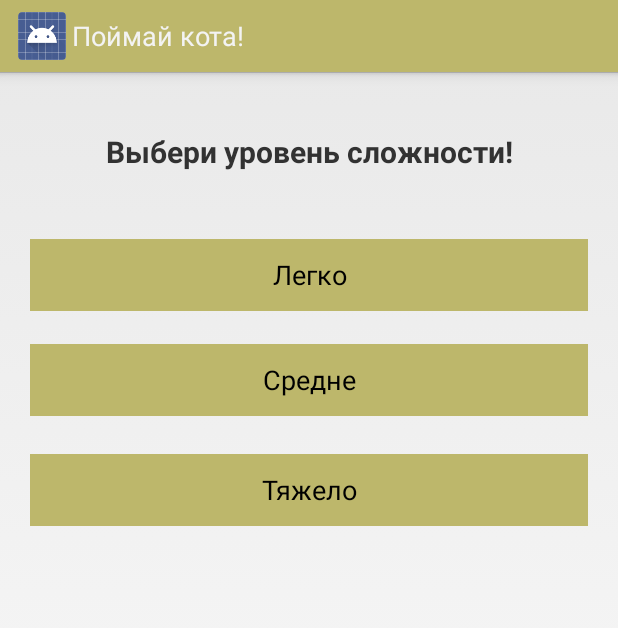
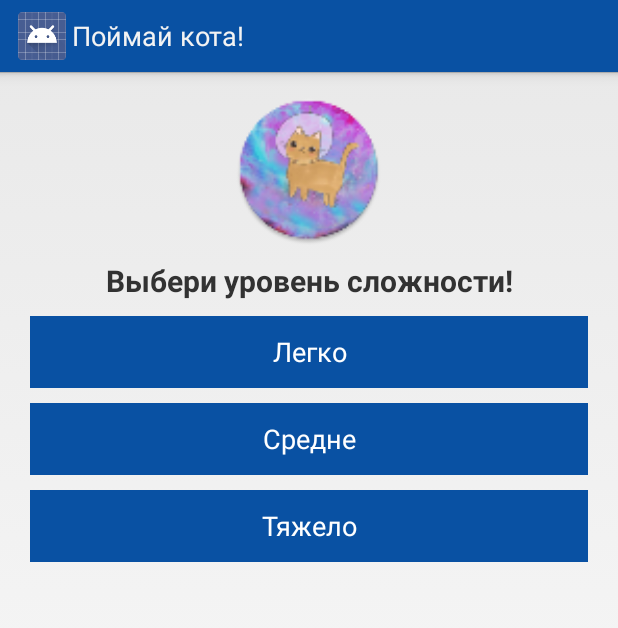
Before and after one commit to arepina/cat, an Android app: the screen it shows after launch (DifficultiesActivity), on a phone screen of 412 x 824 dp. Shown: the top 628 px of the screen. Run offline under Robolectric (Android 15) with nearby library versions, the phone set to English and light mode, and no system bars.

Commit message:
Changed the colors

```diff
--- a/app/src/main/java/com/company/circlethecat/Board.java
+++ b/app/src/main/java/com/company/circlethecat/Board.java
@@ -221,7 +221,7 @@ public class Board extends SurfaceView {
         Paint paint = new Paint();
         paint.setStyle(Paint.Style.FILL);
         if (isSelected) {
-            paint.setColor(Color.rgb(255, 255, 255));
+            paint.setColor(Color.WHITE);
             canvas.drawCircle(centreX, centreY, rectBoundSize / 2, paint);
             Bitmap b = BitmapFactory.decodeResource(getResources(), R.drawable.fire);
             Bitmap resizedBitmap = Bitmap.createScaledBitmap(b, (int)rectBoundSize, (int)rectBoundSize, false);
@@ -229,7 +229,7 @@ public class Board extends SurfaceView {
             canvas.drawBitmap(resizedBitmap, centreX - rectBoundSize / 2, centreY - rectBoundSize / 2 , null);
         } else {
             //todo
-            paint.setColor(Color.rgb(249, 239, 189));
+            paint.setColor(getResources().getColor(R.color.dot_color));
             canvas.drawCircle(centreX, centreY, rectBoundSize / 2, paint);
         }
 
--- a/app/src/main/res/layout/activity_difficulties.xml
+++ b/app/src/main/res/layout/activity_difficulties.xml
@@ -12,16 +12,15 @@
         android:id="@+id/easy"
         android:layout_width="wrap_content"
         android:layout_height="wrap_content"
-        android:layout_alignParentEnd="true"
-        android:layout_alignParentLeft="true"
-        android:layout_alignParentRight="true"
-        android:layout_alignParentStart="true"
-        android:layout_alignParentTop="true"
-        android:layout_marginLeft="10dp"
-        android:layout_marginRight="10dp"
-        android:layout_marginTop="111dp"
+        android:layout_alignEnd="@+id/medium"
+        android:layout_alignLeft="@+id/medium"
+        android:layout_alignRight="@+id/medium"
+        android:layout_alignStart="@+id/medium"
+        android:layout_below="@+id/textView"
+        android:layout_marginTop="10dp"
         android:background="@color/action_bar"
-        android:text="Легко" />
+        android:text="Легко"
+        android:textColor="#FFFFFF" />
 
     <Button
         android:id="@+id/medium"
@@ -34,9 +33,10 @@
         android:layout_below="@+id/easy"
         android:layout_marginLeft="10dp"
         android:layout_marginRight="10dp"
-        android:layout_marginTop="22dp"
+        android:layout_marginTop="10dp"
         android:background="@color/action_bar"
-        android:text="Средне" />
+        android:text="Средне"
+        android:textColor="#FFFFFF" />
 
     <Button
         android:id="@+id/hard"
@@ -49,25 +49,33 @@
         android:layout_below="@+id/medium"
         android:layout_marginLeft="10dp"
         android:layout_marginRight="10dp"
-        android:layout_marginTop="25dp"
+        android:layout_marginTop="10dp"
         android:background="@color/action_bar"
-        android:text="Тяжело" />
+        android:text="Тяжело"
+        android:textColor="#FFFFFF" />
 
     <TextView
         android:id="@+id/textView"
         android:layout_width="wrap_content"
         android:layout_height="wrap_content"
-        android:layout_alignParentEnd="true"
-        android:layout_alignParentLeft="true"
-        android:layout_alignParentRight="true"
-        android:layout_alignParentStart="true"
-        android:layout_alignParentTop="true"
-        android:layout_marginLeft="10dp"
-        android:layout_marginRight="10dp"
-        android:layout_marginTop="39dp"
+        android:layout_alignEnd="@+id/easy"
+        android:layout_alignLeft="@+id/easy"
+        android:layout_alignRight="@+id/easy"
+        android:layout_alignStart="@+id/easy"
+        android:layout_below="@+id/imageView"
+        android:layout_marginTop="10dp"
         android:gravity="center"
         android:text="Выбери уровень сложности!"
         android:textAlignment="gravity"
         android:textSize="20sp"
         android:textStyle="bold" />
+
+    <ImageView
+        android:id="@+id/imageView"
+        android:layout_width="100dp"
+        android:layout_height="100dp"
+        android:background="@drawable/ic_launcher"
+        android:layout_alignParentTop="true"
+        android:layout_centerHorizontal="true"
+        android:layout_marginTop="15dp" />
 </RelativeLayout>
--- a/app/src/main/res/values/color.xml
+++ b/app/src/main/res/values/color.xml
@@ -1,4 +1,5 @@
 <?xml version="1.0" encoding="utf-8"?>
 <resources>
-    <color name="action_bar">#BDB76B</color>
+    <color name="action_bar">#0951a3</color>
+    <color name="dot_color">#2c6cc3</color>
 </resources>
```
